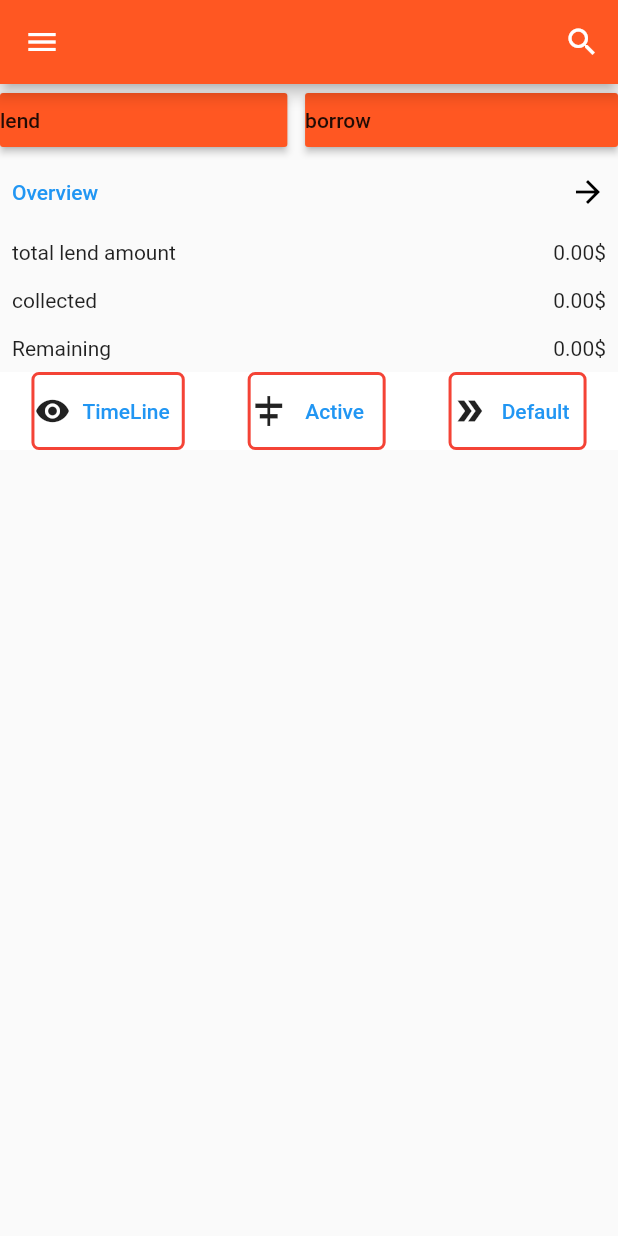
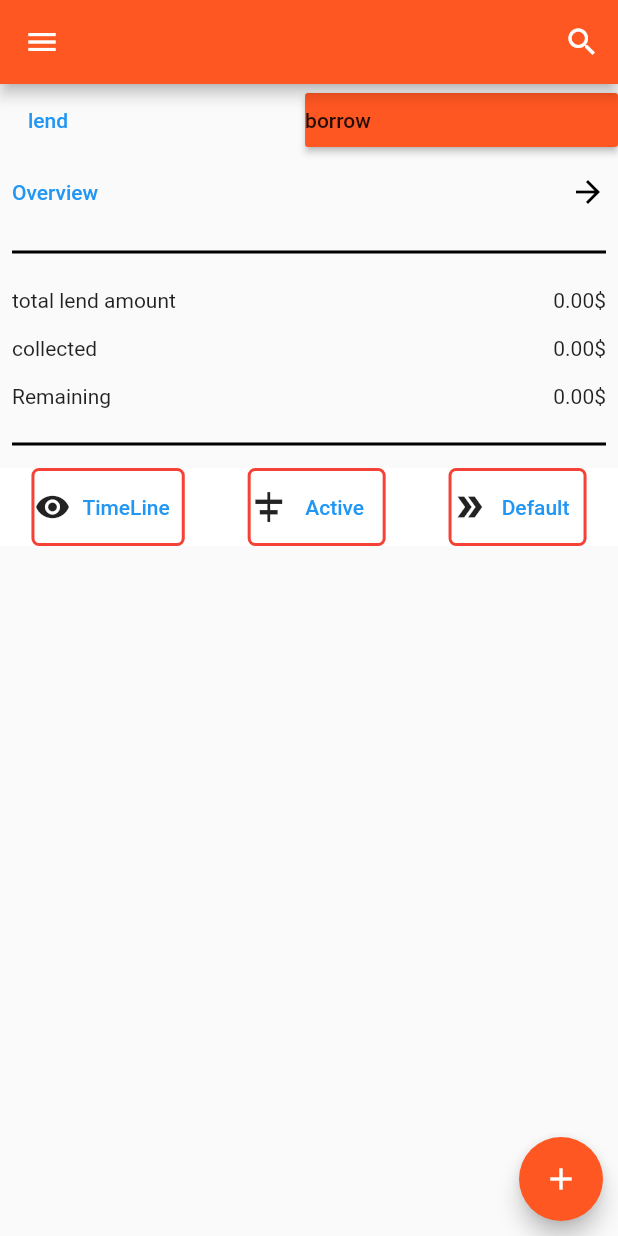
Before and after one commit to samiFlutter/debtbook, a Flutter app: the screen it shows after launch, after a tap on "lend", on a phone screen of 412 x 824 dp. Run offline on Flutter 3.47's test engine with Material 2 defaults, Android fonts, the phone set to English and light mode, and no system bars; missing offline and left inert: dart:ffi.

Commit message:
after adding lend variable provider and dong the test

```diff
--- a/lib/main.dart
+++ b/lib/main.dart
@@ -1,8 +1,18 @@
-import 'package:debtbook/screens/lendPage.dart';
+import 'package:debtbook/providers/LendBorrowVar.dart';
+import 'package:debtbook/providers/provider_test.dart';
+import 'package:debtbook/screens/mainPage.dart';
 import 'package:flutter/material.dart';
+import 'package:provider/provider.dart';
 
 void main() {
-  runApp(const MainClass());
+  runApp(
+    MultiProvider(
+      providers: [
+        ChangeNotifierProvider(create: (_) => LendVarState()),
+      ],
+      child: const MainClass(),
+    ),
+  );
 }
 
 class MainClass extends StatefulWidget {
@@ -16,6 +26,7 @@ class _MainClassState extends State<MainClass> {
   @override
   Widget build(BuildContext context) {
     return MaterialApp(
+      //home: MainPage(),
       home: MainPage(),
       debugShowCheckedModeBanner: false,
     );
--- /dev/null
+++ b/lib/screens/bottomsheet_lendpage.dart
@@ -0,0 +1,25 @@
+import 'package:flutter/material.dart';
+
+class Bottomsheetlandpage extends StatelessWidget {
+  const Bottomsheetlandpage({Key? key}) : super(key: key);
+
+  @override
+  Widget build(BuildContext context) {
+    return Container(
+      padding: EdgeInsets.all(10),
+      child: Row(
+        mainAxisAlignment: MainAxisAlignment.end,
+        children: [
+          FloatingActionButton(
+            backgroundColor: Colors.deepOrange,
+            onPressed: () {
+              print('add len ');
+            },
+            tooltip: '',
+            child: const Icon(Icons.add),
+          ),
+        ],
+      ),
+    );
+  }
+}
--- a/lib/screens/lend_card.dart
+++ b/lib/screens/lend_body.dart
@@ -25,8 +25,12 @@ class LendContainer extends StatelessWidget {
                     )
                   ],
                 )),
-            SizedBox(
-              width: MediaQuery.of(context).size.width,
+            Padding(
+              padding: const EdgeInsets.all(8.0),
+              child: const Divider(
+                color: Colors.black,
+                thickness: 2,
+              ),
             ),
             Row(
               mainAxisAlignment: MainAxisAlignment.spaceBetween,
@@ -69,6 +73,13 @@ class LendContainer extends StatelessWidget {
                   child: Text('0.00\$'),
                 ),
               ],
+            ),
+            Padding(
+              padding: const EdgeInsets.all(8.0),
+              child: Divider(
+                color: Colors.black,
+                thickness: 2,
+              ),
             ),
             Container(
               color: Colors.white,
--- a/lib/screens/lendPage.dart
+++ b/lib/screens/mainPage.dart
@@ -1,7 +1,7 @@
 import 'dart:ffi';
-
-import 'package:debtbook/screens/borrow_card.dart';
-import 'package:debtbook/screens/lend_card.dart';
+import 'package:debtbook/screens/borrow_body.dart';
+import 'package:debtbook/screens/bottomsheet_lendpage.dart';
+import 'package:debtbook/screens/lend_body.dart';
 import 'package:flutter/material.dart';
 
 class MainPage extends StatefulWidget {
@@ -41,15 +41,13 @@ class _MainPageState extends State<MainPage> {
           Row(
             mainAxisAlignment: MainAxisAlignment.spaceBetween,
             children: [
-              RaisedButton(
-                  color: Colors.deepOrange,
-                  padding: EdgeInsets.fromLTRB(
-                      0, 0, MediaQuery.of(context).size.height * 0.2, 0),
-                  child: Center(
-                    child: Text(
-                      'lend',
-                      textAlign: TextAlign.center,
-                    ),
+              TextButton(
+                  //color: Colors.deepOrange,
+                  /* padding: EdgeInsets.fromLTRB(
+                      0, 0, MediaQuery.of(context).size.height * 0.2, 0),*/
+                  child: Text(
+                    'lend',
+                    textAlign: TextAlign.center,
                   ),
                   onPressed: () {
                     lendvar = true;
@@ -59,11 +57,8 @@ class _MainPageState extends State<MainPage> {
                   color: Colors.deepOrange,
                   padding: EdgeInsets.fromLTRB(
                       0, 0, MediaQuery.of(context).size.height * 0.2, 0),
-                  child: Center(
-                    child: Text(
-                      'borrow',
-                      textAlign: TextAlign.center,
-                    ),
+                  child: Text(
+                    'borrow',
                   ),
                   onPressed: () {
                     lendvar = false;
@@ -76,25 +71,9 @@ class _MainPageState extends State<MainPage> {
           )
         ],
       ),
-      // bottomSheet: Column(
-      //   mainAxisAlignment: MainAxisAlignment.end,
-      //   children: [
-      //     Row(
-      //       mainAxisAlignment: MainAxisAlignment.end,
-      //       children: [
-      //         FloatingActionButton(
-      //           backgroundColor: Colors.deepOrange,
-      //           onPressed: () {},
-      //           tooltip: '',
-      //           child: const Icon(Icons.add),
-      //         ),
-      //       ],
-      //     ),
-      //     SizedBox(
-      //       height: 10,
-      //     )
-      //   ],
-      // ),
+      bottomSheet: const Bottomsheetlandpage(
+        key: null,
+      ),
     );
   }
 }
```
Also changed, not shown: lib/customWidget/customButton.dart (added, +24 -0 lines), lib/providers/LendBorrowVar.dart (added, +18 -0 lines), lib/providers/provider_test.dart (added, +30 -0 lines), pubspec.yaml (+4 -16 lines), lib/screens/borrow_body.dart (renamed from lib/screens/borrow_card.dart), lib/screens/borrrowPage.dart (deleted), pubspec.lock.
